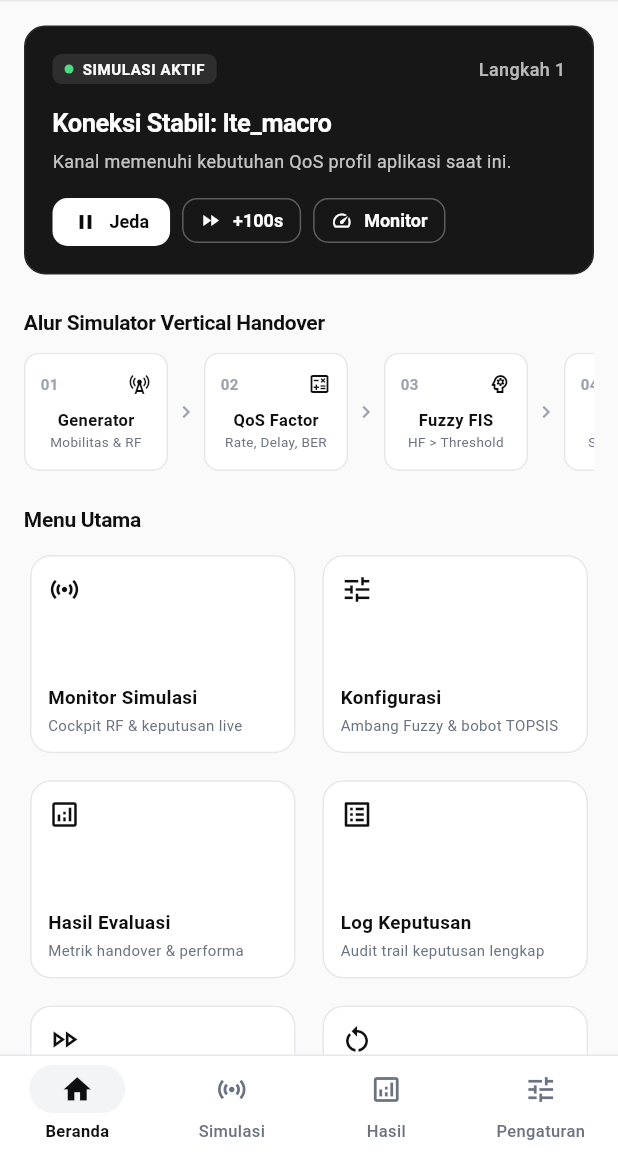
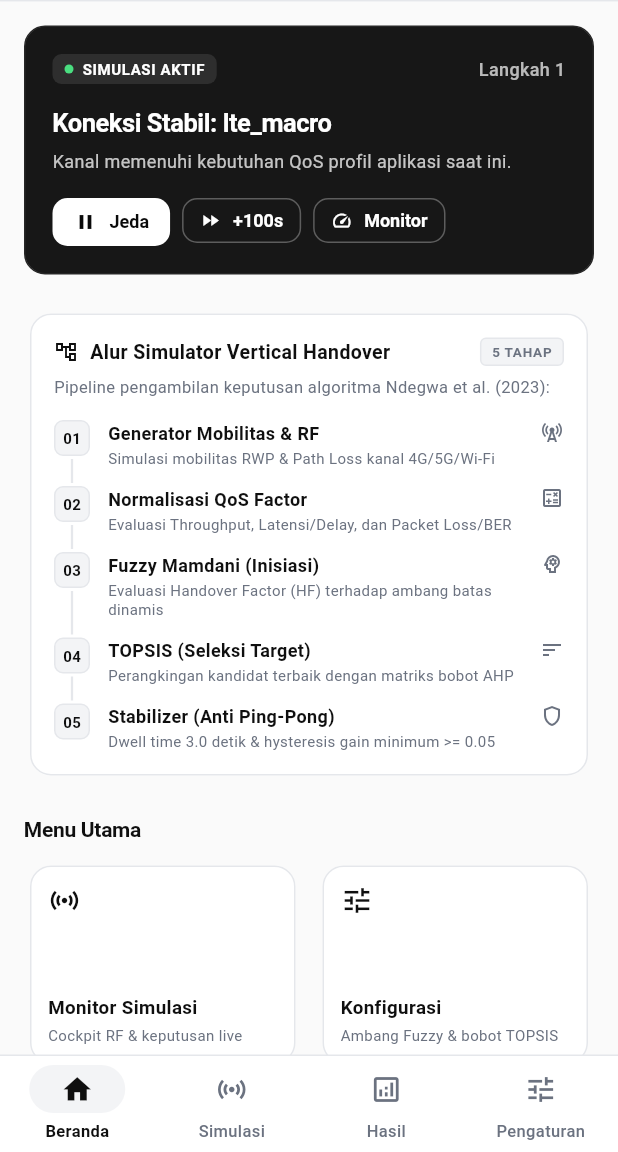
Before and after one commit to fritzuu/wmc-handsign, a Flutter app: the screen it shows after launch, after a tap on "Lanjutkan", on a phone screen of 412 x 824 dp, the part 84-1236 px from its top. Run offline on Flutter 3.47's test engine with Material 3 defaults, Android fonts, the phone set to English and light mode, and no system bars; our stand-ins replace go_router, shared_preferences.

Commit message:
fix(ui): resolve workflow and playback controls cutoff on mobile viewport

```diff
--- a/lib/screens/home/home_screen.dart
+++ b/lib/screens/home/home_screen.dart
@@ -192,118 +192,185 @@ class _SimulationStatusHeroCard extends StatelessWidget {
   }
 }
 
-/// Alur Simulator 5 Langkah (Desain Monokrom Bersih dengan Padding Presisi)
+/// Alur Simulator 5 Tahap (Pipeline Vertikal Modern Bebas Cutoff)
 class _SimulatorWorkflowSection extends StatelessWidget {
   const _SimulatorWorkflowSection();
 
   @override
   Widget build(BuildContext context) {
-    return Column(
+    return Card(
+      elevation: 0,
+      shape: RoundedRectangleBorder(
+        borderRadius: BorderRadius.circular(AppTheme.cardBorderRadius),
+        side: BorderSide(color: context.borderColor, width: 1.0),
+      ),
+      child: Padding(
+        padding: const EdgeInsets.all(16.0),
+        child: Column(
           crossAxisAlignment: CrossAxisAlignment.start,
           children: [
-        Text(
+            Row(
+              mainAxisAlignment: MainAxisAlignment.spaceBetween,
+              children: [
+                Expanded(
+                  child: Row(
+                    children: [
+                      Icon(
+                        Icons.account_tree_outlined,
+                        size: 16,
+                        color: context.textPrimaryColor,
+                      ),
+                      const SizedBox(width: 8),
+                      Expanded(
+                        child: Text(
                           'Alur Simulator Vertical Handover',
+                          overflow: TextOverflow.ellipsis,
                           style: TextStyle(
-            fontSize: 14,
+                            fontSize: 13,
                             fontWeight: FontWeight.bold,
-            letterSpacing: -0.2,
                             color: context.textPrimaryColor,
                           ),
                         ),
-        const SizedBox(height: 10),
-        SingleChildScrollView(
-          scrollDirection: Axis.horizontal,
-          physics: const BouncingScrollPhysics(),
-          padding: const EdgeInsets.only(right: 16.0),
-          child: Row(
-            children: const [
-              _WorkflowStepCard(
-                stepNumber: '01',
-                title: 'Generator',
-                subtitle: 'Mobilitas & RF',
-                icon: Icons.cell_tower,
-              ),
-              _WorkflowArrow(),
-              _WorkflowStepCard(
-                stepNumber: '02',
-                title: 'QoS Factor',
-                subtitle: 'Rate, Delay, BER',
-                icon: Icons.calculate_outlined,
-              ),
-              _WorkflowArrow(),
-              _WorkflowStepCard(
-                stepNumber: '03',
-                title: 'Fuzzy FIS',
-                subtitle: 'HF > Threshold',
-                icon: Icons.psychology_outlined,
-              ),
-              _WorkflowArrow(),
-              _WorkflowStepCard(
-                stepNumber: '04',
-                title: 'TOPSIS',
-                subtitle: 'Seleksi Terbaik',
-                icon: Icons.sort_outlined,
-              ),
-              _WorkflowArrow(),
-              _WorkflowStepCard(
-                stepNumber: '05',
-                title: 'Stabilizer',
-                subtitle: 'Anti Ping-Pong',
-                icon: Icons.shield_outlined,
                       ),
                     ],
                   ),
                 ),
+                const SizedBox(width: 8),
+                Container(
+                  padding: const EdgeInsets.symmetric(horizontal: 7, vertical: 2),
+                  decoration: BoxDecoration(
+                    color: context.isDark ? const Color(0xFF1F1F1F) : const Color(0xFFF3F4F6),
+                    borderRadius: BorderRadius.circular(4),
+                    border: Border.all(color: context.borderColor),
+                  ),
+                  child: Text(
+                    '5 TAHAP',
+                    style: TextStyle(
+                      fontSize: 9,
+                      fontWeight: FontWeight.bold,
+                      letterSpacing: 0.5,
+                      color: context.textSecondaryColor,
+                    ),
+                  ),
+                ),
               ],
+            ),
+            const SizedBox(height: 6),
+            Text(
+              'Pipeline pengambilan keputusan algoritma Ndegwa et al. (2023):',
+              style: TextStyle(fontSize: 11, color: context.textSecondaryColor),
+            ),
+            const SizedBox(height: 14),
+            const _PipelineStepItem(
+              stepNumber: '01',
+              title: 'Generator Mobilitas & RF',
+              subtitle: 'Simulasi mobilitas RWP & Path Loss kanal 4G/5G/Wi-Fi',
+              icon: Icons.cell_tower,
+              isLast: false,
+            ),
+            const _PipelineStepItem(
+              stepNumber: '02',
+              title: 'Normalisasi QoS Factor',
+              subtitle: 'Evaluasi Throughput, Latensi/Delay, dan Packet Loss/BER',
+              icon: Icons.calculate_outlined,
+              isLast: false,
+            ),
+            const _PipelineStepItem(
+              stepNumber: '03',
+              title: 'Fuzzy Mamdani (Inisiasi)',
+              subtitle: 'Evaluasi Handover Factor (HF) terhadap ambang batas dinamis',
+              icon: Icons.psychology_outlined,
+              isLast: false,
+            ),
+            const _PipelineStepItem(
+              stepNumber: '04',
+              title: 'TOPSIS (Seleksi Target)',
+              subtitle: 'Perangkingan kandidat terbaik dengan matriks bobot AHP',
+              icon: Icons.sort_outlined,
+              isLast: false,
+            ),
+            const _PipelineStepItem(
+              stepNumber: '05',
+              title: 'Stabilizer (Anti Ping-Pong)',
+              subtitle: 'Dwell time 3.0 detik & hysteresis gain minimum >= 0.05',
+              icon: Icons.shield_outlined,
+              isLast: true,
+            ),
+          ],
+        ),
+      ),
     );
   }
 }
 
-class _WorkflowStepCard extends StatelessWidget {
+class _PipelineStepItem extends StatelessWidget {
   final String stepNumber;
   final String title;
   final String subtitle;
   final IconData icon;
+  final bool isLast;
 
-  const _WorkflowStepCard({
+  const _PipelineStepItem({
     required this.stepNumber,
     required this.title,
     required this.subtitle,
     required this.icon,
+    required this.isLast,
   });
 
   @override
   Widget build(BuildContext context) {
-    return Container(
-      width: 96,
-      padding: const EdgeInsets.symmetric(horizontal: 10, vertical: 12),
+    return IntrinsicHeight(
+      child: Row(
+        crossAxisAlignment: CrossAxisAlignment.start,
+        children: [
+          // Left track: badge number + vertical connecting line
+          Column(
+            children: [
+              Container(
+                width: 24,
+                height: 24,
                 decoration: BoxDecoration(
-        color: context.cardColor,
-        borderRadius: BorderRadius.circular(10),
-        border: Border.all(color: context.borderColor, width: 1.0),
+                  color: context.isDark ? const Color(0xFF262626) : const Color(0xFFF3F4F6),
+                  borderRadius: BorderRadius.circular(6),
+                  border: Border.all(color: context.borderColor),
                 ),
-      child: Column(
-        crossAxisAlignment: CrossAxisAlignment.center,
-        children: [
-          Row(
-            mainAxisAlignment: MainAxisAlignment.spaceBetween,
-            children: [
-              Text(
+                alignment: Alignment.center,
+                child: Text(
                   stepNumber,
                   style: TextStyle(
                     fontSize: 10,
                     fontWeight: FontWeight.bold,
-                  color: context.textTertiaryColor,
+                    color: context.textPrimaryColor,
                   ),
                 ),
-              Icon(icon, color: context.textPrimaryColor, size: 16),
+              ),
+              if (!isLast)
+                Expanded(
+                  child: Container(
+                    width: 1.5,
+                    color: context.borderColor,
+                    margin: const EdgeInsets.symmetric(vertical: 2),
+                  ),
+                ),
             ],
           ),
-          const SizedBox(height: 8),
+          const SizedBox(width: 12),
+          // Right content: title, subtitle, icon
+          Expanded(
+            child: Padding(
+              padding: EdgeInsets.only(bottom: isLast ? 0 : 12.0),
+              child: Row(
+                crossAxisAlignment: CrossAxisAlignment.start,
+                children: [
+                  Expanded(
+                    child: Column(
+                      crossAxisAlignment: CrossAxisAlignment.start,
+                      children: [
                         Text(
                           title,
                           style: TextStyle(
-              fontSize: 11,
+                            fontSize: 12,
                             fontWeight: FontWeight.bold,
                             color: context.textPrimaryColor,
                           ),
@@ -311,27 +378,23 @@ class _WorkflowStepCard extends StatelessWidget {
                         const SizedBox(height: 2),
                         Text(
                           subtitle,
-            textAlign: TextAlign.center,
                           style: TextStyle(
-              fontSize: 9,
+                            fontSize: 10,
                             color: context.textSecondaryColor,
-              height: 1.2,
+                            height: 1.25,
                           ),
                         ),
                       ],
                     ),
-    );
-  }
-}
-
-class _WorkflowArrow extends StatelessWidget {
-  const _WorkflowArrow();
-
-  @override
-  Widget build(BuildContext context) {
-    return Padding(
-      padding: const EdgeInsets.symmetric(horizontal: 4.0),
-      child: Icon(Icons.chevron_right, size: 16, color: context.textTertiaryColor),
+                  ),
+                  const SizedBox(width: 8),
+                  Icon(icon, size: 16, color: context.textSecondaryColor),
+                ],
+              ),
+            ),
+          ),
+        ],
+      ),
     );
   }
 }
--- a/lib/screens/monitor/monitor_screen.dart
+++ b/lib/screens/monitor/monitor_screen.dart
@@ -120,27 +120,28 @@ class _PlaybackControlsCard extends StatelessWidget {
               ],
             ),
             Divider(height: 18, color: context.borderColor),
-            SingleChildScrollView(
-              scrollDirection: Axis.horizontal,
-              physics: const BouncingScrollPhysics(),
-              child: Row(
+            Row(
               children: [
-                  Text(
-                    'Speed: ',
+                SizedBox(
+                  width: 52,
+                  child: Text(
+                    'Speed:',
                     style: TextStyle(fontSize: 11, color: context.textSecondaryColor, fontWeight: FontWeight.bold),
                   ),
-                  ...[1, 2, 5, 10, 20].map((s) {
+                ),
+                Expanded(
+                  child: Row(
+                    mainAxisAlignment: MainAxisAlignment.spaceBetween,
+                    children: [1, 2, 5, 10, 20].map((s) {
                       final isSelected = currentSpeed == s;
                       final activeBg = isDark ? Colors.white : AppTheme.darkNavy;
                       final activeFg = isDark ? AppTheme.pureBlack : Colors.white;
 
-                    return Padding(
-                      padding: const EdgeInsets.only(right: 4.0),
-                      child: InkWell(
+                      return InkWell(
                         onTap: () => context.read<SimulationController>().setPlaybackSpeed(s),
                         borderRadius: BorderRadius.circular(6),
                         child: Container(
-                          padding: const EdgeInsets.symmetric(horizontal: 7, vertical: 3),
+                          padding: const EdgeInsets.symmetric(horizontal: 8, vertical: 3),
                           decoration: BoxDecoration(
                             color: isSelected ? activeBg : context.cardColor,
                             borderRadius: BorderRadius.circular(6),
@@ -157,24 +158,31 @@ class _PlaybackControlsCard extends StatelessWidget {
                             ),
                           ),
                         ),
+                      );
+                    }).toList(),
                   ),
-                    );
-                  }),
-                  const SizedBox(width: 8),
-                  Container(width: 1, height: 14, color: context.borderColor),
-                  const SizedBox(width: 8),
-                  Text(
-                    'Lompat: ',
+                ),
+              ],
+            ),
+            const SizedBox(height: 8),
+            Row(
+              children: [
+                SizedBox(
+                  width: 52,
+                  child: Text(
+                    'Lompat:',
                     style: TextStyle(fontSize: 11, color: context.textSecondaryColor, fontWeight: FontWeight.bold),
                   ),
-                  ...[10, 50, 100, 500].map((count) {
-                    return Padding(
-                      padding: const EdgeInsets.only(right: 5.0),
-                      child: InkWell(
+                ),
+                Expanded(
+                  child: Row(
+                    mainAxisAlignment: MainAxisAlignment.spaceBetween,
+                    children: [10, 50, 100, 500].map((count) {
+                      return InkWell(
                         onTap: () => context.read<SimulationController>().fastForward(count),
                         borderRadius: BorderRadius.circular(6),
                         child: Container(
-                          padding: const EdgeInsets.symmetric(horizontal: 7, vertical: 3),
+                          padding: const EdgeInsets.symmetric(horizontal: 8, vertical: 3),
                           decoration: BoxDecoration(
                             color: isDark ? const Color(0xFF1F1F1F) : AppTheme.surfaceBackground,
                             borderRadius: BorderRadius.circular(6),
@@ -189,11 +197,11 @@ class _PlaybackControlsCard extends StatelessWidget {
                             ),
                           ),
                         ),
+                      );
+                    }).toList(),
                   ),
-                    );
-                  }),
+                ),
               ],
-              ),
             ),
           ],
         ),
```
Lines whose indentation alone changed are shown as unchanged.
